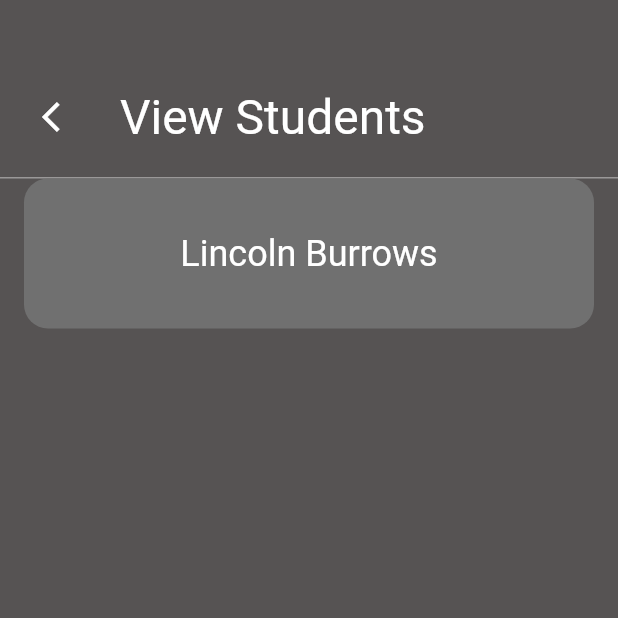
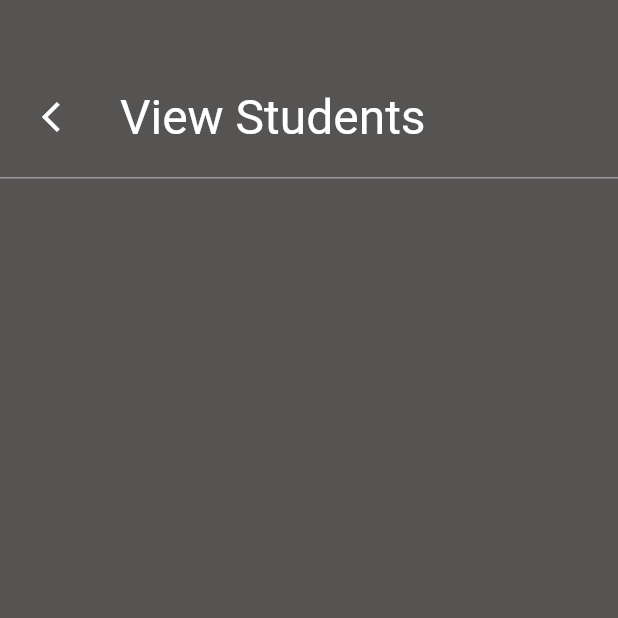
Before and after one commit to gat786/fitattend, a Flutter app: the ViewStudents screen opened by its route, on a phone screen of 412 x 824 dp, the top half of it. Run offline on Flutter 3.47's test engine with Material 2 defaults, Android fonts, the phone set to English and light mode, and no system bars; our stand-ins replace flutter_calendar_carousel, flutter_typeahead, sqflite; accounts and stored records are empty.

```diff
--- a/lib/pages/view_students.dart
+++ b/lib/pages/view_students.dart
@@ -40,7 +40,6 @@ class _ViewStudentsState extends State<ViewStudents> {
                 child: Container(
               child: ListView(
                 children: <Widget>[
-                  _studentCard(studentName: "Lincoln Burrows")
                 ] + cards,
               ),
             ))
```
